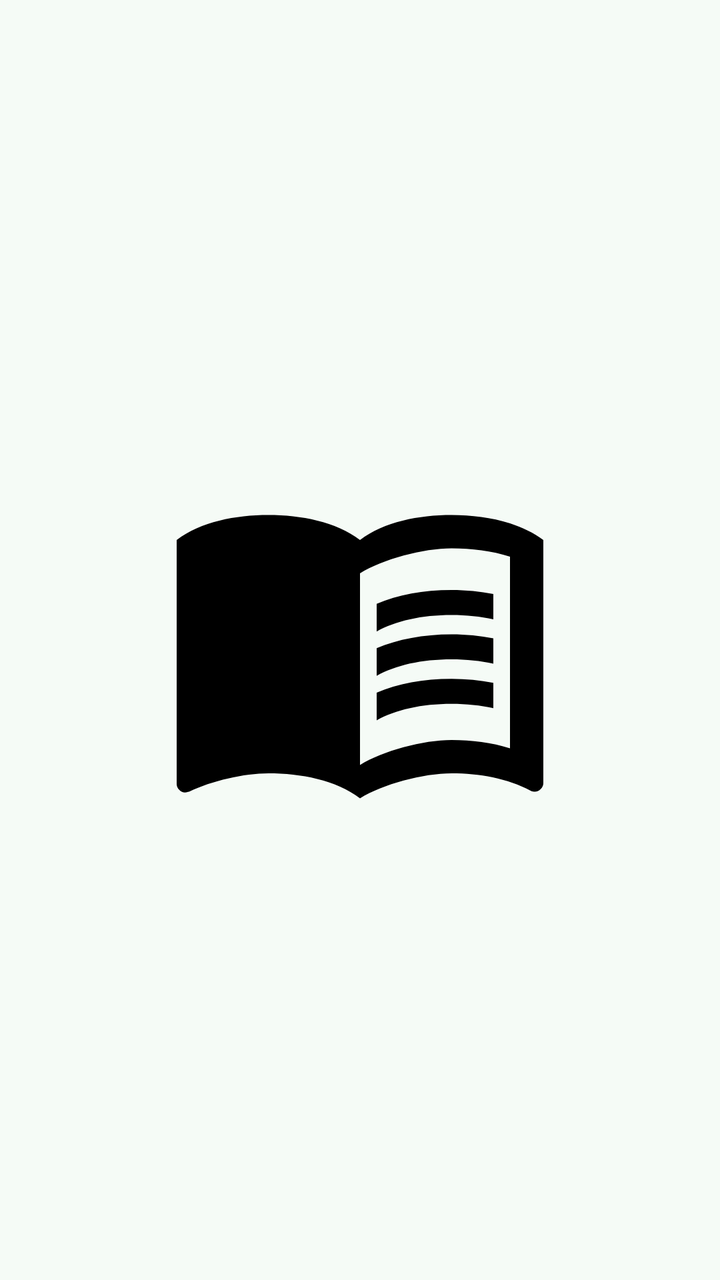
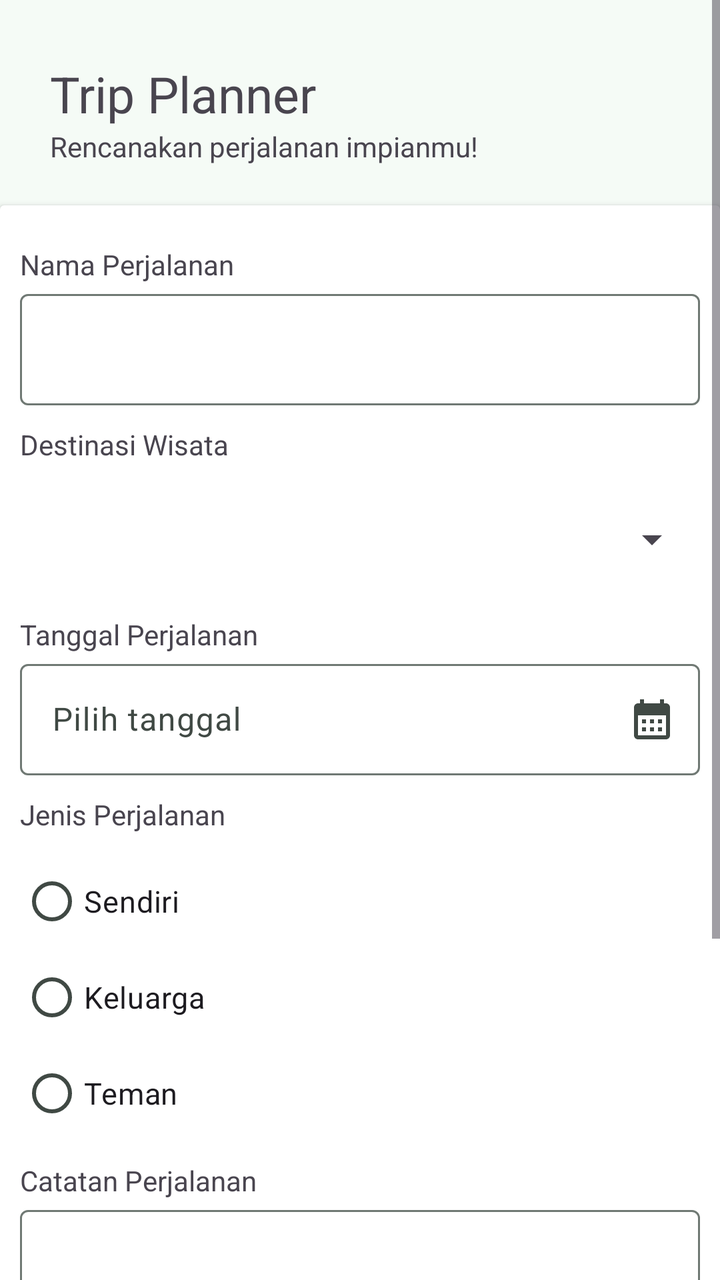

An Android layout rendered at two revisions. The XML below is the earlier revision; the diff shows what the commit changed to produce the second picture.
<!-- AndroidManifest.xml: application theme AppTheme -->
<!-- res/layout/fragment_planner.xml -->
<?xml version="1.0" encoding="utf-8"?>
<FrameLayout xmlns:android="http://schemas.android.com/apk/res/android"
    xmlns:app="http://schemas.android.com/apk/res-auto"
    xmlns:tools="http://schemas.android.com/tools"
    android:layout_width="match_parent"
    android:layout_height="match_parent"
    tools:context=".PlannerFragment">

    <ImageView
        android:id="@+id/imageView4"
        android:layout_width="200dp"
        android:layout_height="200dp"
        android:layout_gravity="center"
        android:src="@drawable/baseline_menu_book_24" />
</FrameLayout>
<!-- resources referenced by this layout -->
<resources>
  <!-- drawable baseline_menu_book_24 (drawable) -->
  <vector xmlns:android="http://schemas.android.com/apk/res/android" android:autoMirrored="true" android:height="24dp" android:tint="#000000" android:viewportHeight="24" android:viewportWidth="24" android:width="24dp">
        
      <path android:fillColor="@android:color/white" android:pathData="M21,5c-1.11,-0.35 -2.33,-0.5 -3.5,-0.5c-1.95,0 -4.05,0.4 -5.5,1.5c-1.45,-1.1 -3.55,-1.5 -5.5,-1.5S2.45,4.9 1,6v14.65c0,0.25 0.25,0.5 0.5,0.5c0.1,0 0.15,-0.05 0.25,-0.05C3.1,20.45 5.05,20 6.5,20c1.95,0 4.05,0.4 5.5,1.5c1.35,-0.85 3.8,-1.5 5.5,-1.5c1.65,0 3.35,0.3 4.75,1.05c0.1,0.05 0.15,0.05 0.25,0.05c0.25,0 0.5,-0.25 0.5,-0.5V6C22.4,5.55 21.75,5.25 21,5zM21,18.5c-1.1,-0.35 -2.3,-0.5 -3.5,-0.5c-1.7,0 -4.15,0.65 -5.5,1.5V8c1.35,-0.85 3.8,-1.5 5.5,-1.5c1.2,0 2.4,0.15 3.5,0.5V18.5z"/>
        
      <path android:fillColor="@android:color/white" android:pathData="M17.5,10.5c0.88,0 1.73,0.09 2.5,0.26V9.24C19.21,9.09 18.36,9 17.5,9c-1.7,0 -3.24,0.29 -4.5,0.83v1.66C14.13,10.85 15.7,10.5 17.5,10.5z"/>
        
      <path android:fillColor="@android:color/white" android:pathData="M13,12.49v1.66c1.13,-0.64 2.7,-0.99 4.5,-0.99c0.88,0 1.73,0.09 2.5,0.26V11.9c-0.79,-0.15 -1.64,-0.24 -2.5,-0.24C15.8,11.66 14.26,11.96 13,12.49z"/>
        
      <path android:fillColor="@android:color/white" android:pathData="M17.5,14.33c-1.7,0 -3.24,0.29 -4.5,0.83v1.66c1.13,-0.64 2.7,-0.99 4.5,-0.99c0.88,0 1.73,0.09 2.5,0.26v-1.52C19.21,14.41 18.36,14.33 17.5,14.33z"/>
      
  </vector>
  <color name="md_theme_primary">#176B53</color>
  <color name="md_theme_onPrimary">#FFFFFF</color>
  <color name="md_theme_primaryContainer">#A5F2D4</color>
  <color name="md_theme_onPrimaryContainer">#00513D</color>
  <color name="md_theme_secondary">#206A4E</color>
  <color name="md_theme_onSecondary">#FFFFFF</color>
  <color name="md_theme_secondaryContainer">#A8F2CD</color>
  <color name="md_theme_onSecondaryContainer">#005138</color>
  <color name="md_theme_tertiary">#7F570F</color>
  <color name="md_theme_onTertiary">#FFFFFF</color>
  <color name="md_theme_tertiaryContainer">#FFDDB1</color>
  <color name="md_theme_onTertiaryContainer">#624000</color>
  <color name="md_theme_error">#BA1A1A</color>
  <color name="md_theme_onError">#FFFFFF</color>
  <color name="md_theme_errorContainer">#FFDAD6</color>
  <color name="md_theme_onErrorContainer">#93000A</color>
  <color name="md_theme_background">#F5FBF6</color>
  <color name="md_theme_onBackground">#171D1A</color>
  <color name="md_theme_surface">#F5FBF6</color>
  <color name="md_theme_onSurface">#171D1A</color>
  <color name="md_theme_surfaceVariant">#DBE5DE</color>
  <color name="md_theme_onSurfaceVariant">#404944</color>
  <color name="md_theme_outline">#707974</color>
  <color name="md_theme_outlineVariant">#BFC9C3</color>
  <color name="md_theme_inverseSurface">#2C322F</color>
  <color name="md_theme_inverseOnSurface">#ECF2ED</color>
  <color name="md_theme_inversePrimary">#89D6B9</color>
  <color name="md_theme_primaryFixed">#A5F2D4</color>
  <color name="md_theme_onPrimaryFixed">#002117</color>
  <color name="md_theme_primaryFixedDim">#89D6B9</color>
  <color name="md_theme_onPrimaryFixedVariant">#00513D</color>
  <color name="md_theme_secondaryFixed">#A8F2CD</color>
  <color name="md_theme_onSecondaryFixed">#002114</color>
  <color name="md_theme_secondaryFixedDim">#8DD5B2</color>
  <color name="md_theme_tertiaryFixed">#FFDDB1</color>
  <color name="md_theme_onTertiaryFixed">#291800</color>
  <color name="md_theme_tertiaryFixedDim">#F3BD6E</color>
  <color name="md_theme_onTertiaryFixedVariant">#624000</color>
  <color name="md_theme_surfaceDim">#D5DBD7</color>
  <color name="md_theme_surfaceBright">#F5FBF6</color>
  <color name="md_theme_surfaceContainerLowest">#FFFFFF</color>
  <color name="md_theme_surfaceContainerLow">#EFF5F0</color>
  <color name="md_theme_surfaceContainer">#E9EFEA</color>
  <color name="md_theme_surfaceContainerHigh">#E4EAE5</color>
  <!-- unchanged entries left out for length: 3 -->
</resources>

<!-- the commit's change to res/layout/fragment_planner.xml (unified diff, before → after) -->
@@ -6,10 +6,172 @@
     android:layout_height="match_parent"
     tools:context=".PlannerFragment">
 
-    <ImageView
-        android:id="@+id/imageView4"
-        android:layout_width="200dp"
-        android:layout_height="200dp"
-        android:layout_gravity="center"
-        android:src="@drawable/baseline_menu_book_24" />
+    <ScrollView
+        android:layout_width="match_parent"
+        android:layout_height="match_parent">
+
+        <LinearLayout
+            android:layout_width="match_parent"
+            android:layout_height="wrap_content"
+            android:orientation="vertical" >
+
+            <TextView
+                android:id="@+id/textView2"
+                android:layout_width="wrap_content"
+                android:layout_height="wrap_content"
+                android:layout_marginLeft="25dp"
+                android:layout_marginTop="30dp"
+                android:text="Trip Planner"
+                android:textSize="25sp" />
+
+            <TextView
+                android:id="@+id/textView3"
+                android:layout_width="wrap_content"
+                android:layout_height="wrap_content"
+                android:layout_marginLeft="25dp"
+                android:text="Rencanakan perjalanan impianmu!" />
+
+            <androidx.cardview.widget.CardView
+                android:layout_width="match_parent"
+                android:layout_height="wrap_content"
+                android:layout_marginTop="20dp">
+
+                <LinearLayout
+                    android:layout_width="match_parent"
+                    android:layout_height="wrap_content"
+                    android:orientation="vertical"
+                    android:padding="10dp">
+
+                    <TextView
+                        android:id="@+id/textView8"
+                        android:layout_width="match_parent"
+                        android:layout_height="wrap_content"
+                        android:layout_marginTop="10dp"
+                        android:text="Nama Perjalanan" />
+
+                    <com.google.android.material.textfield.TextInputLayout
+                        android:layout_width="match_parent"
+                        android:layout_height="match_parent">
+
+                        <com.google.android.material.textfield.TextInputEditText
+                            android:id="@+id/txtNamaPerjalanan"
+                            android:layout_width="match_parent"
+                            android:layout_height="wrap_content" />
+                    </com.google.android.material.textfield.TextInputLayout>
+
+                    <TextView
+                        android:id="@+id/textView9"
+                        android:layout_width="match_parent"
+                        android:layout_height="wrap_content"
+                        android:layout_marginTop="10dp"
+                        android:text="Destinasi Wisata" />
+
+                    <Spinner
+                        android:id="@+id/spinnerDestinasi"
+                        android:layout_width="match_parent"
+                        android:layout_height="56dp"
+                        android:layout_marginTop="10dp" />
+
+                    <TextView
+                        android:id="@+id/textView10"
+                        android:layout_width="match_parent"
+                        android:layout_height="wrap_content"
+                        android:layout_marginTop="10dp"
+                        android:text="Tanggal Perjalanan" />
+
+                    <com.google.android.material.textfield.TextInputLayout
+                        android:layout_width="match_parent"
+                        android:layout_height="match_parent"
+                        app:endIconDrawable="@drawable/baseline_calendar_month_24"
+                        app:endIconMode="custom">
+
+                        <com.google.android.material.textfield.TextInputEditText
+                            android:id="@+id/txtTanggal"
+                            android:layout_width="match_parent"
+                            android:layout_height="wrap_content"
+                            android:hint="Pilih tanggal" />
+                    </com.google.android.material.textfield.TextInputLayout>
+
+                    <TextView
+                        android:id="@+id/textView11"
+                        android:layout_width="match_parent"
+                        android:layout_height="wrap_content"
+                        android:layout_marginTop="10dp"
+                        android:text="Jenis Perjalanan" />
+
+                    <RadioGroup
+                        android:id="@+id/rdgJenis"
+                        android:layout_width="match_parent"
+                        android:layout_height="match_parent"
+                        android:layout_marginTop="10dp">
+
+                        <RadioButton
+                            android:id="@+id/rdbSendiri"
+                            android:layout_width="match_parent"
+                            android:layout_height="wrap_content"
+                            android:minHeight="48dp"
+                            android:text="Sendiri"
+                            android:textSize="15sp" />
+
+                        <RadioButton
+                            android:id="@+id/rdbKeluarga"
+                            android:layout_width="match_parent"
+                            android:layout_height="wrap_content"
+                            android:minHeight="48dp"
+                            android:text="Keluarga"
+                            android:textSize="15sp" />
+
+                        <RadioButton
+                            android:id="@+id/rdbTeman"
+                            android:layout_width="match_parent"
+                            android:layout_height="wrap_content"
+                            android:minHeight="48dp"
+                            android:text="Teman"
+                            android:textSize="15sp" />
+
+                    </RadioGroup>
+
+                    <TextView
+                        android:id="@+id/textView12"
+                        android:layout_width="match_parent"
+                        android:layout_height="wrap_content"
+                        android:layout_marginTop="10dp"
+                        android:text="Catatan Perjalanan" />
+
+                    <com.google.android.material.textfield.TextInputLayout
+                        android:layout_width="match_parent"
+                        android:layout_height="match_parent">
+
+                        <com.google.android.material.textfield.TextInputEditText
+                            android:id="@+id/txtCatatan"
+                            android:layout_width="match_parent"
+                            android:layout_height="wrap_content" />
+                    </com.google.android.material.textfield.TextInputLayout>
+
+                    <Button
+                        android:id="@+id/btnSimpanRencana"
+                        android:layout_width="match_parent"
+                        android:layout_height="wrap_content"
+                        android:layout_marginTop="10dp"
+                        android:text="Simpan Rencana" />
+
+                </LinearLayout>
+
+            </androidx.cardview.widget.CardView>
+
+            <TextView
+                android:id="@+id/textView14"
+                android:layout_width="wrap_content"
+                android:layout_height="wrap_content"
+                android:layout_marginTop="20dp"
+                android:text="Rencana Perjalanan Saya" />
+
+            <androidx.recyclerview.widget.RecyclerView
+                android:layout_width="match_parent"
+                android:layout_height="wrap_content"
+                android:layout_marginTop="5dp"
+                android:layout_marginBottom="100dp" />
+        </LinearLayout>
+    </ScrollView>
+
 </FrameLayout>
<!-- resource entries referenced after the edit -->
@@ -1,15 +1,9 @@
 <!-- resources referenced by this layout -->
 <resources>
-  <!-- drawable baseline_menu_book_24 (drawable) -->
-  <vector xmlns:android="http://schemas.android.com/apk/res/android" android:autoMirrored="true" android:height="24dp" android:tint="#000000" android:viewportHeight="24" android:viewportWidth="24" android:width="24dp">
+  <!-- drawable baseline_calendar_month_24 (drawable) -->
+  <vector xmlns:android="http://schemas.android.com/apk/res/android" android:height="24dp" android:tint="#000000" android:viewportHeight="24" android:viewportWidth="24" android:width="24dp">
         
-      <path android:fillColor="@android:color/white" android:pathData="M21,5c-1.11,-0.35 -2.33,-0.5 -3.5,-0.5c-1.95,0 -4.05,0.4 -5.5,1.5c-1.45,-1.1 -3.55,-1.5 -5.5,-1.5S2.45,4.9 1,6v14.65c0,0.25 0.25,0.5 0.5,0.5c0.1,0 0.15,-0.05 0.25,-0.05C3.1,20.45 5.05,20 6.5,20c1.95,0 4.05,0.4 5.5,1.5c1.35,-0.85 3.8,-1.5 5.5,-1.5c1.65,0 3.35,0.3 4.75,1.05c0.1,0.05 0.15,0.05 0.25,0.05c0.25,0 0.5,-0.25 0.5,-0.5V6C22.4,5.55 21.75,5.25 21,5zM21,18.5c-1.1,-0.35 -2.3,-0.5 -3.5,-0.5c-1.7,0 -4.15,0.65 -5.5,1.5V8c1.35,-0.85 3.8,-1.5 5.5,-1.5c1.2,0 2.4,0.15 3.5,0.5V18.5z"/>
-        
-      <path android:fillColor="@android:color/white" android:pathData="M17.5,10.5c0.88,0 1.73,0.09 2.5,0.26V9.24C19.21,9.09 18.36,9 17.5,9c-1.7,0 -3.24,0.29 -4.5,0.83v1.66C14.13,10.85 15.7,10.5 17.5,10.5z"/>
-        
-      <path android:fillColor="@android:color/white" android:pathData="M13,12.49v1.66c1.13,-0.64 2.7,-0.99 4.5,-0.99c0.88,0 1.73,0.09 2.5,0.26V11.9c-0.79,-0.15 -1.64,-0.24 -2.5,-0.24C15.8,11.66 14.26,11.96 13,12.49z"/>
-        
-      <path android:fillColor="@android:color/white" android:pathData="M17.5,14.33c-1.7,0 -3.24,0.29 -4.5,0.83v1.66c1.13,-0.64 2.7,-0.99 4.5,-0.99c0.88,0 1.73,0.09 2.5,0.26v-1.52C19.21,14.41 18.36,14.33 17.5,14.33z"/>
+      <path android:fillColor="@android:color/white" android:pathData="M19,4h-1V2h-2v2H8V2H6v2H5C3.89,4 3.01,4.9 3.01,6L3,20c0,1.1 0.89,2 2,2h14c1.1,0 2,-0.9 2,-2V6C21,4.9 20.1,4 19,4zM19,20H5V10h14V20zM9,14H7v-2h2V14zM13,14h-2v-2h2V14zM17,14h-2v-2h2V14zM9,18H7v-2h2V18zM13,18h-2v-2h2V18zM17,18h-2v-2h2V18z"/>
       
   </vector>
   <color name="md_theme_primary">#176B53</color>
